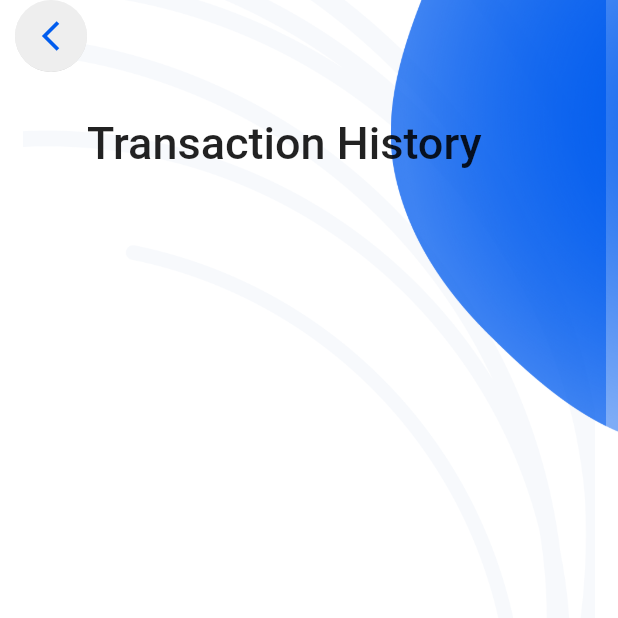
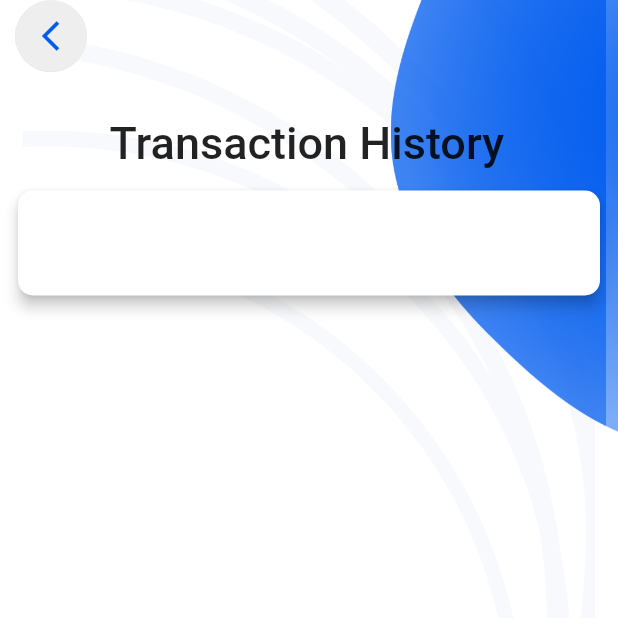
Before and after one commit to BearRabbit324130/Flutter-etaka, a Flutter app: the TransactionHistory screen opened directly, on a phone screen of 412 x 824 dp, the top half of it. Run offline on Flutter 3.47's test engine with Material 2 defaults, Android fonts, the phone set to English and light mode, and no system bars; our stand-ins replace fl_chart, flutter_spinkit, flutter_svg, fluttertoast, persistent_bottom_nav_bar, shared_preferences; missing offline and left inert: flutter_sslcommerz, numeric_keyboard; accounts and stored records are empty.

Commit message:
Update transaction_history.dart

```diff
--- a/lib/views/screens/transaction_history.dart
+++ b/lib/views/screens/transaction_history.dart
@@ -19,14 +19,40 @@ class _TransactionHistoryState extends State<TransactionHistory> {
           height: 10,
           ),
           Padding(
-            padding: const EdgeInsets.only(left: 50, right: 50, bottom: 0),
+            padding: const EdgeInsets.only(left: 65),
             child: Text(
             "Transaction History",
             style: TextStyle(fontSize: 30, fontWeight: FontWeight.w500),
               ),
-            )
+            ),
+            SizedBox(
+              height: 10,
+            ),
 
-         ],
+            Center(
+              child: Card(
+                elevation: 4,
+                shape: RoundedRectangleBorder(
+                  borderRadius: BorderRadius.circular(10),
+                ),
+                child: Container(
+                  width: 400,
+                  height: 70,
+                  decoration: BoxDecoration(
+                    // border: Border.all(
+                    //   color: Colors.black,
+                    //   width: 1,
+                    // ),
+                    borderRadius: BorderRadius.circular(10),
+                  ),
+                  child: Center(
+                      //child: Text("Name : ${widget.receiver}",
+                          //style: TextStyle(fontSize: 20))),
+                ),
+              ),
+            ),
+
+            ),],
         ),
 
     );
```
